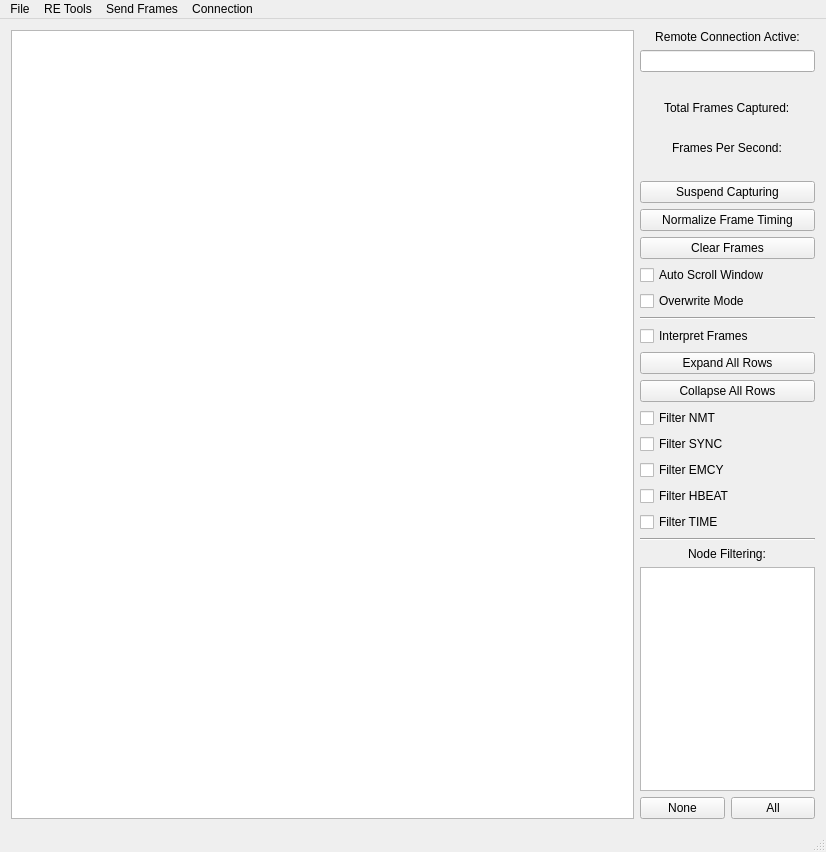
Old version of the form ui/mainwindow.ui in the repository albertodesouza/CANOpenAnalyzer.
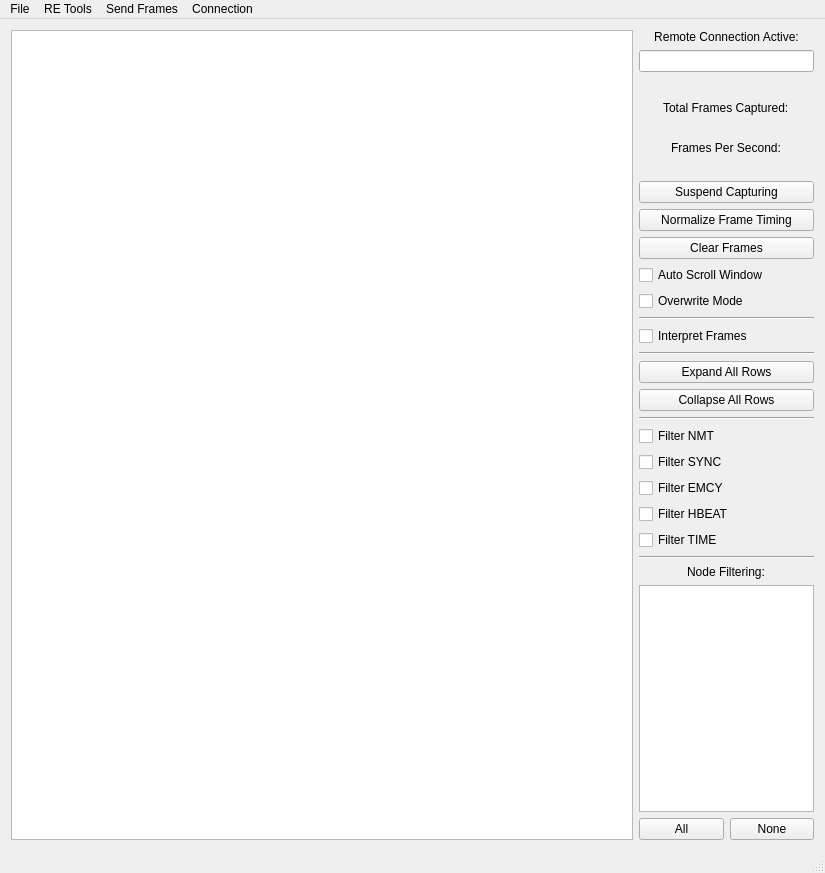
New version of the form.

What changed in the file:
```diff
--- a/ui/mainwindow.ui
+++ b/ui/mainwindow.ui
@@ -6,8 +6,8 @@
    <rect>
     <x>0</x>
     <y>0</y>
-    <width>826</width>
-    <height>852</height>
+    <width>825</width>
+    <height>873</height>
    </rect>
   </property>
   <property name="sizePolicy">
@@ -215,6 +215,13 @@
         </property>
        </widget>
       </item>
+      <item>
+       <widget class="Line" name="line_4">
+        <property name="orientation">
+         <enum>Qt::Horizontal</enum>
+        </property>
+       </widget>
+      </item>
       <item>
        <widget class="QPushButton" name="btnExpandAll">
         <property name="text">
@@ -229,6 +236,13 @@
         </property>
        </widget>
       </item>
+      <item>
+       <widget class="Line" name="line_3">
+        <property name="orientation">
+         <enum>Qt::Horizontal</enum>
+        </property>
+       </widget>
+      </item>
       <item>
        <widget class="QCheckBox" name="filterNMT">
         <property name="text">
@@ -302,13 +316,6 @@
       </item>
       <item>
        <layout class="QHBoxLayout" name="horizontalLayout_3">
-        <item>
-         <widget class="QPushButton" name="btnFilterNone">
-          <property name="text">
-           <string>None</string>
-          </property>
-         </widget>
-        </item>
         <item>
          <widget class="QPushButton" name="btnFilterAll">
           <property name="text">
@@ -316,6 +323,13 @@
           </property>
          </widget>
         </item>
+        <item>
+         <widget class="QPushButton" name="btnFilterNone">
+          <property name="text">
+           <string>None</string>
+          </property>
+         </widget>
+        </item>
        </layout>
       </item>
      </layout>
@@ -327,7 +341,7 @@
     <rect>
      <x>0</x>
      <y>0</y>
-     <width>826</width>
+     <width>825</width>
      <height>22</height>
     </rect>
    </property>
```
